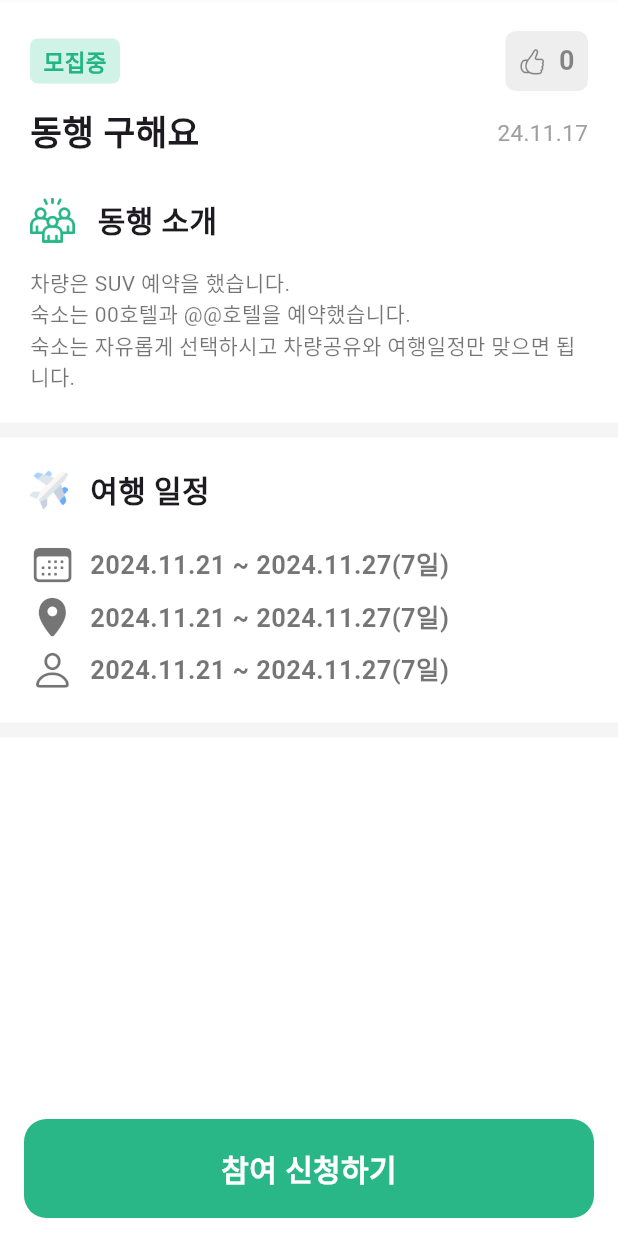
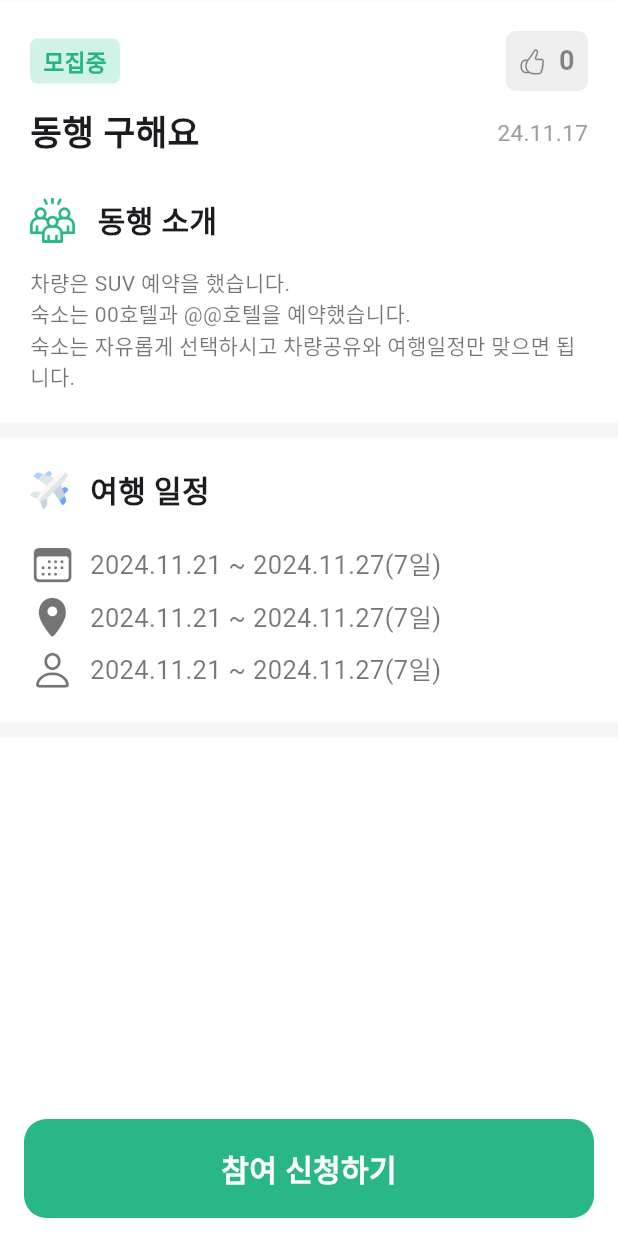
Before and after one commit to yunchocopie/travel-project-app, a Flutter app: the FindingDetailPage screen opened directly, scrolled down 263 dp, on a phone screen of 412 x 824 dp. Run offline on Flutter 3.47's test engine with Material 3 defaults, Android fonts, the phone set to English and light mode, and no system bars; our stand-ins replace dio, flutter_secure_storage, validators; accounts and stored records are empty; network calls fail.

Commit message:
docs : 수정

```diff
--- a/lib/ui/holders/finding/finding_detail/components/finding_detail_appbar.dart
+++ b/lib/ui/holders/finding/finding_detail/components/finding_detail_appbar.dart
@@ -37,7 +37,7 @@ class FindingDetailAppbar extends StatelessWidget {
         itemBuilder: (context, index) {
           return Image.network(
             // "https://picsum.photos/id/${index + 1}/200/300",
-            'https://naverbooking-phinf.pstatic.net/20241029_10/1730189320644sTNDW_PNG/PC_02.png?type=a1000_60_sharpen',
+            'https://cdn.ijejutoday.com/news/photo/202409/305775_313287_2611.jpg',
             fit: BoxFit.cover,
           );
         },
--- a/lib/ui/holders/finding/finding_detail/components/finding_detail_body.dart
+++ b/lib/ui/holders/finding/finding_detail/components/finding_detail_body.dart
@@ -154,7 +154,7 @@ class FindingDetailBody extends StatelessWidget {
                       style: TextStyle(
                         fontSize: 17,
                         color: Colors.black54,
-                          fontWeight: FontWeight.bold
+                          // fontWeight: FontWeight.bold
                       ),
                     )
                   ],
@@ -174,7 +174,7 @@ class FindingDetailBody extends StatelessWidget {
                       style: TextStyle(
                           fontSize: 17,
                           color: Colors.black54,
-                          fontWeight: FontWeight.bold
+                          // fontWeight: FontWeight.bold
                       ),
                     )
                   ],
@@ -194,7 +194,7 @@ class FindingDetailBody extends StatelessWidget {
                       style: TextStyle(
                           fontSize: 17,
                           color: Colors.black54,
-                        fontWeight: FontWeight.bold
+                        // fontWeight: FontWeight.bold
                       ),
                     )
                   ],
```
Also changed, not shown: lib/ui/holders/home/components/goto_chatting.dart (+9 -0 lines).
